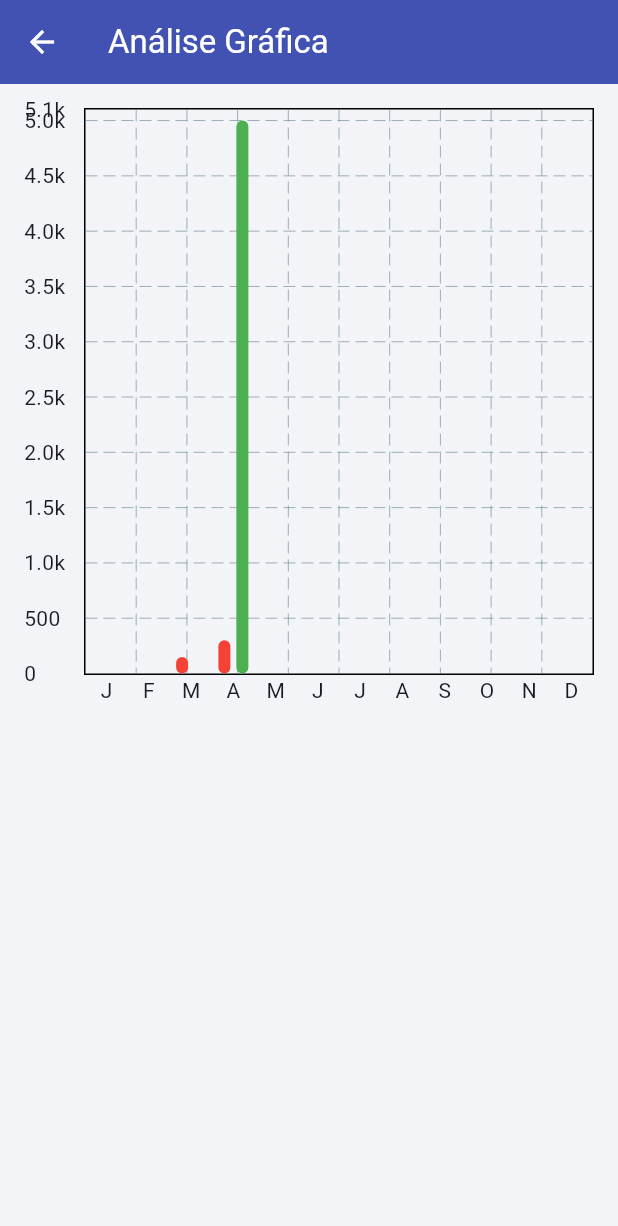
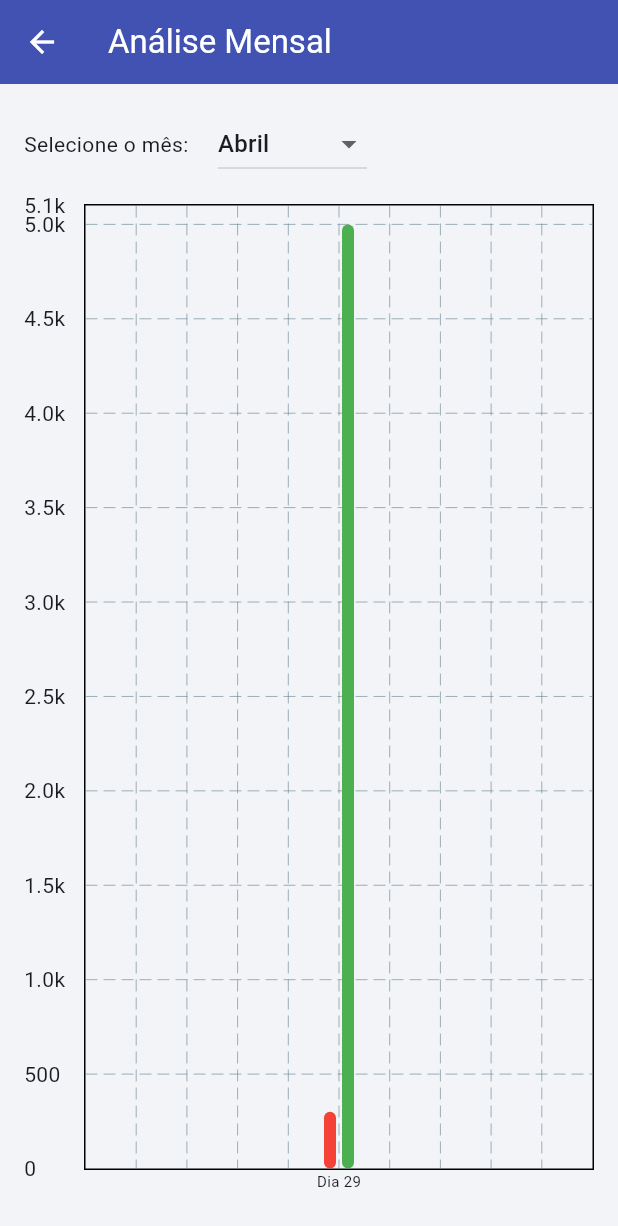
Before and after one commit to Guilherme-Dias-gomes/FinanceManager, a Flutter app: the screen it shows after launch, after a tap on the "bar chart" icon, on a phone screen of 412 x 824 dp. Shown: the top 1226 px of the screen. Run offline on Flutter 3.47's test engine with Material 3 defaults, Android fonts, the phone set to English and light mode, and no system bars; drawn by our look-alikes of fl_chart.

Commit message:
Grafics page change method to filtering.

```diff
--- a/lib/screens/chart_screen.dart
+++ b/lib/screens/chart_screen.dart
@@ -2,26 +2,66 @@ import 'package:flutter/material.dart';
 import '../models/transaction.dart';
 import '../widgets/monthly_bar_chart.dart';
 
-class ChartScreen extends StatelessWidget {
+class ChartScreen extends StatefulWidget {
   final List<Transaction> transactions;
 
   const ChartScreen({super.key, required this.transactions});
 
-  @override@override
-Widget build(BuildContext context) {
-  return Scaffold(
-    appBar: AppBar(title: const Text('Análise Gráfica')),
-    body: SingleChildScrollView(
-      scrollDirection: Axis.vertical,
-      child: Padding(
+  @override
+  State<ChartScreen> createState() => _ChartScreenState();
+}
+
+class _ChartScreenState extends State<ChartScreen> {
+  int _selectedMonth = DateTime.now().month;
+  int _selectedYear = DateTime.now().year;
+
+  final List<String> _months = [
+    'Janeiro', 'Fevereiro', 'Março', 'Abril', 'Maio', 'Junho',
+    'Julho', 'Agosto', 'Setembro', 'Outubro', 'Novembro', 'Dezembro'
+  ];
+
+  @override
+  Widget build(BuildContext context) {
+    final DateTime selectedDate = DateTime(_selectedYear, _selectedMonth);
+
+    return Scaffold(
+      appBar: AppBar(title: const Text('Análise Mensal')),
+      body: Padding(
         padding: const EdgeInsets.all(16.0),
-        child: SizedBox(
-          height: 400, // ou defina dinamicamente com base no maior valor
-          child: MonthlyBarChart(transactions: transactions),
+        child: Column(
+          children: [
+            Row(
+              children: [
+                const Text("Selecione o mês: "),
+                const SizedBox(width: 16),
+                DropdownButton<int>(
+                  value: _selectedMonth,
+                  items: List.generate(12, (index) {
+                    return DropdownMenuItem(
+                      value: index + 1,
+                      child: Text(_months[index]),
+                    );
+                  }),
+                  onChanged: (value) {
+                    if (value != null) {
+                      setState(() {
+                        _selectedMonth = value;
+                      });
+                    }
+                  },
+                ),
+              ],
+            ),
+            const SizedBox(height: 16),
+            Expanded(
+              child: MonthlyBarChart(
+                transactions: widget.transactions,
+                selectedMonth: selectedDate,
+              ),
+            ),
+          ],
         ),
       ),
-    ),
-  );
+    );
+  }
 }
-
-}
--- a/lib/widgets/monthly_bar_chart.dart
+++ b/lib/widgets/monthly_bar_chart.dart
@@ -4,26 +4,29 @@ import '../models/transaction.dart';
 
 class MonthlyBarChart extends StatelessWidget {
   final List<Transaction> transactions;
-  final int? selectedMonth;
+  final DateTime selectedMonth;
 
   const MonthlyBarChart({
     super.key,
     required this.transactions,
-    this.selectedMonth,
+    required this.selectedMonth,
   });
 
-  Map<int, Map<String, double>> getMonthlyData() {
+  Map<int, Map<String, double>> getDailyDataForMonth() {
+    final filteredTx = transactions.where((tx) =>
+        tx.date.year == selectedMonth.year && tx.date.month == selectedMonth.month);
+
     final data = <int, Map<String, double>>{};
 
-    for (var tx in transactions) {
-      final month = tx.date.month;
+    for (var tx in filteredTx) {
+      final day = tx.date.day;
 
-      data[month] ??= {'income': 0.0, 'expense': 0.0};
+      data[day] ??= {'income': 0.0, 'expense': 0.0};
 
       if (tx.isIncome) {
-        data[month]!['income'] = data[month]!['income']! + tx.amount;
+        data[day]!['income'] = data[day]!['income']! + tx.amount;
       } else {
-        data[month]!['expense'] = data[month]!['expense']! + tx.amount;
+        data[day]!['expense'] = data[day]!['expense']! + tx.amount;
       }
     }
 
@@ -32,23 +35,14 @@ class MonthlyBarChart extends StatelessWidget {
 
   @override
   Widget build(BuildContext context) {
-    final filteredTransactions =
-        selectedMonth == null
-            ? transactions
-            : transactions
-                .where((tx) => tx.date.month == selectedMonth)
-                .toList();
+    final data = getDailyDataForMonth();
 
-    final monthlyData = getMonthlyData();
+    final allValues = data.values.expand((map) => map.values);
+    final maxValue = allValues.isEmpty ? 100 : allValues.reduce((a, b) => a > b ? a : b);
 
-    // Extrai todos os valores numéricos (income + expense)
-    final allValues = monthlyData.values.expand((map) => map.values);
-    final maxValue =
-        allValues.isEmpty ? 100 : allValues.reduce((a, b) => a > b ? a : b);
+    final sortedDays = data.keys.toList()..sort();
 
-    return SizedBox(
-      height: 250,
-      child: BarChart(
+    return BarChart(
       BarChartData(
         alignment: BarChartAlignment.spaceAround,
         maxY: maxValue + 100,
@@ -56,8 +50,7 @@ class MonthlyBarChart extends StatelessWidget {
           enabled: true,
           touchTooltipData: BarTouchTooltipData(
             tooltipBgColor: Colors.black87,
-              fitInsideVertically:
-                  true, // ← ESSA LINHA RESOLVE o problema do "vazamento"
+            fitInsideVertically: true,
             tooltipPadding: const EdgeInsets.all(8),
             getTooltipItem: (group, groupIndex, rod, rodIndex) {
               return BarTooltipItem(
@@ -67,29 +60,12 @@ class MonthlyBarChart extends StatelessWidget {
             },
           ),
         ),
-
         titlesData: FlTitlesData(
           bottomTitles: AxisTitles(
             sideTitles: SideTitles(
               showTitles: true,
-                getTitlesWidget: (value, meta) {
-                  final month = value.toInt();
-                  const monthLabels = [
-                    'J',
-                    'F',
-                    'M',
-                    'A',
-                    'M',
-                    'J',
-                    'J',
-                    'A',
-                    'S',
-                    'O',
-                    'N',
-                    'D',
-                  ];
-                  return Text(monthLabels[month - 1]);
-                },
+              reservedSize: 28,
+              getTitlesWidget: (value, meta) => Text('Dia ${value.toInt()}', style: const TextStyle(fontSize: 10)),
             ),
           ),
           leftTitles: AxisTitles(
@@ -98,9 +74,7 @@ class MonthlyBarChart extends StatelessWidget {
               reservedSize: 40,
               getTitlesWidget: (value, meta) {
                 if (value == 0) return const Text('0');
-                  if (value >= 1000) {
-                    return Text('${(value / 1000).toStringAsFixed(1)}k');
-                  }
+                if (value >= 1000) return Text('${(value / 1000).toStringAsFixed(1)}k');
                 return Text(value.toStringAsFixed(0));
               },
             ),
@@ -108,13 +82,12 @@ class MonthlyBarChart extends StatelessWidget {
           topTitles: AxisTitles(sideTitles: SideTitles(showTitles: false)),
           rightTitles: AxisTitles(sideTitles: SideTitles(showTitles: false)),
         ),
-          barGroups: List.generate(12, (index) {
-            final month = index + 1;
-            final income = monthlyData[month]?['income'] ?? 0.0;
-            final expense = monthlyData[month]?['expense'] ?? 0.0;
+        barGroups: sortedDays.map((day) {
+          final income = data[day]?['income'] ?? 0.0;
+          final expense = data[day]?['expense'] ?? 0.0;
 
           return BarChartGroupData(
-              x: month,
+            x: day,
             barRods: [
               BarChartRodData(
                 toY: expense,
@@ -131,8 +104,7 @@ class MonthlyBarChart extends StatelessWidget {
             ],
             barsSpace: 4,
           );
-          }),
-        ),
+        }).toList(),
       ),
     );
   }
```
Lines whose indentation alone changed are shown as unchanged.
